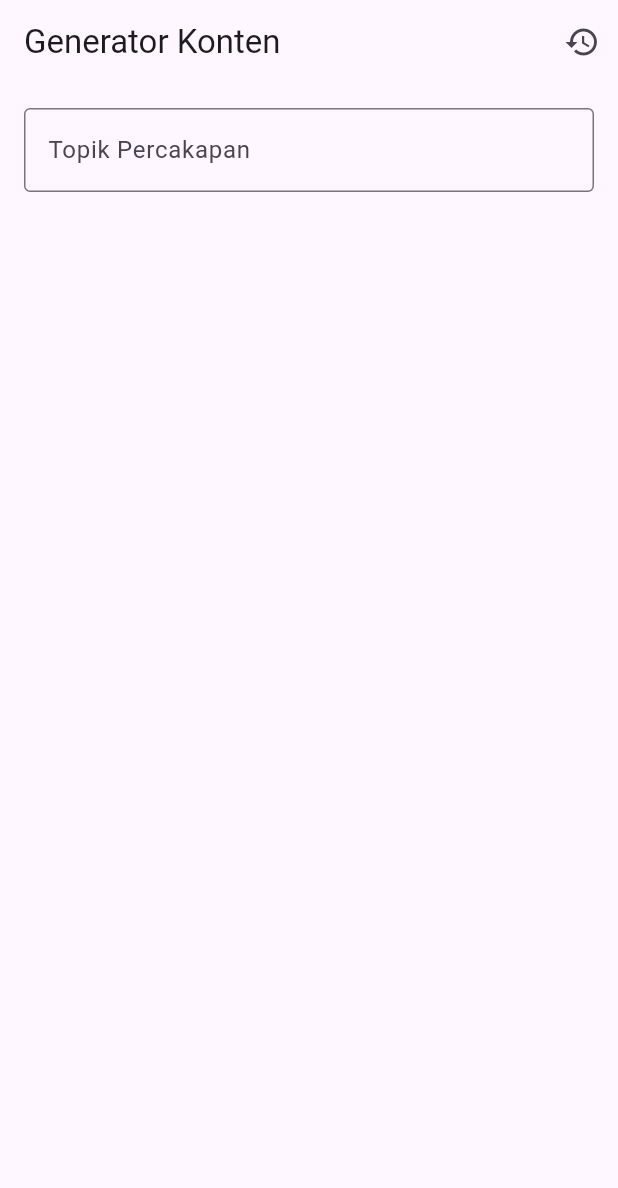
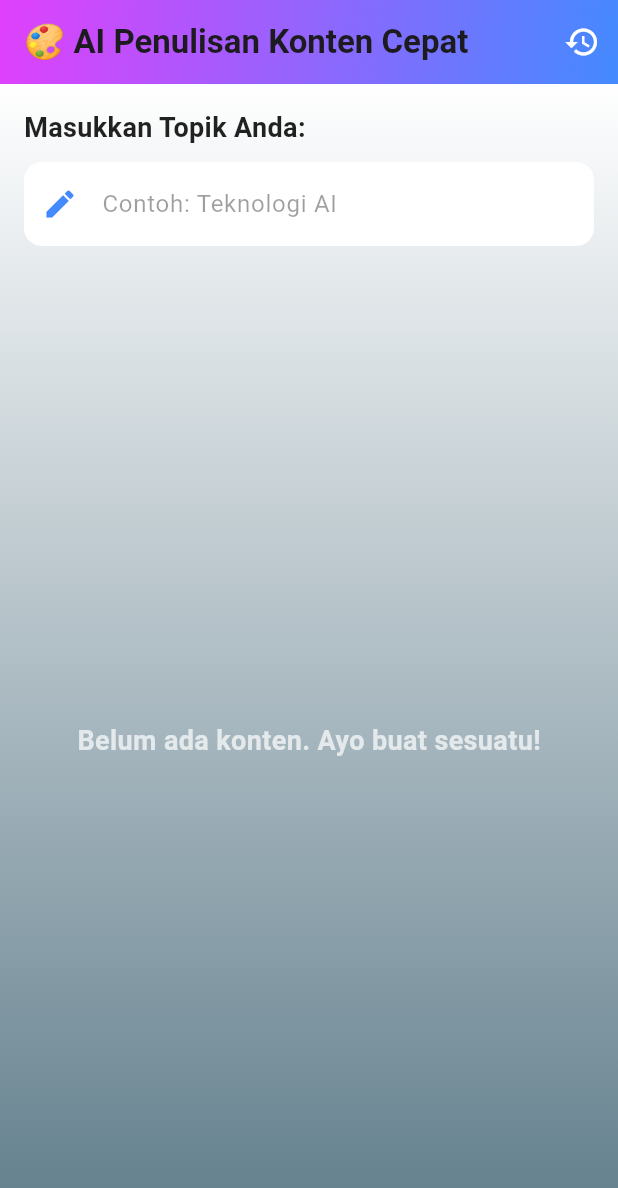
Before and after one commit to farhanfdlhq/ai_app, a Flutter app: the screen it shows after launch, on a phone screen of 412 x 824 dp. Shown: the top 1188 px of the screen. Run offline on Flutter 3.47's test engine with Material 3 defaults, Android fonts, the phone set to English and light mode, and no system bars; our stand-ins replace flutter_gemini, logger, shared_preferences.

Commit message:
feat: update UI

```diff
--- a/lib/main.dart
+++ b/lib/main.dart
@@ -16,7 +16,8 @@ class MyApp extends StatelessWidget {
   @override
   Widget build(BuildContext context) {
     return MaterialApp(
-      title: 'Generator Konten',
+      debugShowCheckedModeBanner: false,
+      title: 'AI Penulisan Konten Cepat',
       theme: ThemeData(
         primarySwatch: Colors.blue,
       ),
--- a/lib/screens/home_screen.dart
+++ b/lib/screens/home_screen.dart
@@ -9,11 +9,24 @@ class HomeScreen extends StatelessWidget {
   @override
   Widget build(BuildContext context) {
     return Scaffold(
+      // Gradient AppBar dengan warna cerah
       appBar: AppBar(
-        title: const Text("Generator Konten"),
+        title: const Text(
+          "🎨 AI Penulisan Konten Cepat",
+          style: TextStyle(fontWeight: FontWeight.bold, fontSize: 22),
+        ),
+        flexibleSpace: Container(
+          decoration: const BoxDecoration(
+            gradient: LinearGradient(
+              colors: [Colors.purpleAccent, Colors.blueAccent],
+              begin: Alignment.topLeft,
+              end: Alignment.bottomRight,
+            ),
+          ),
+        ),
         actions: [
           IconButton(
-            icon: const Icon(Icons.history),
+            icon: const Icon(Icons.history, color: Colors.white),
             onPressed: () {
               // Menavigasi ke halaman riwayat
               Navigator.push(
@@ -24,15 +37,43 @@ class HomeScreen extends StatelessWidget {
           ),
         ],
       ),
-      body: Padding(
+      // Background Gradient
+      body: Container(
+        decoration: const BoxDecoration(
+          gradient: LinearGradient(
+            colors: [Colors.white, Colors.blueGrey],
+            begin: Alignment.topCenter,
+            end: Alignment.bottomCenter,
+          ),
+        ),
+        child: Padding(
           padding: const EdgeInsets.all(16.0),
           child: Column(
+            crossAxisAlignment: CrossAxisAlignment.start,
             children: [
-            // Kolom untuk input topik percakapan
+              // Judul Input
+              const Text(
+                "Masukkan Topik Anda:",
+                style: TextStyle(
+                  fontSize: 18,
+                  fontWeight: FontWeight.bold,
+                  color: Colors.black87,
+                ),
+              ),
+              const SizedBox(height: 10),
+              // Input Box dengan dekorasi
               TextField(
-              decoration: const InputDecoration(
-                labelText: 'Topik Percakapan',
-                border: OutlineInputBorder(),
+                style: const TextStyle(color: Colors.black),
+                decoration: InputDecoration(
+                  filled: true,
+                  fillColor: Colors.white,
+                  hintText: "Contoh: Teknologi AI",
+                  hintStyle: const TextStyle(color: Colors.black38),
+                  prefixIcon: const Icon(Icons.edit, color: Colors.blueAccent),
+                  border: OutlineInputBorder(
+                    borderRadius: BorderRadius.circular(12),
+                    borderSide: BorderSide.none,
+                  ),
                 ),
                 onSubmitted: (topic) {
                   // Menghasilkan konten saat topik disubmit
@@ -43,44 +84,89 @@ class HomeScreen extends StatelessWidget {
                 },
               ),
               const SizedBox(height: 16),
-            // Tampilkan konten yang sudah dihasilkan atau loading indicator
-            Consumer<ContentProvider>(
+              // Loading Indicator atau Konten Terbaru
+              Expanded(
+                child: Consumer<ContentProvider>(
                   builder: (context, provider, _) {
                     if (provider.isLoading) {
-                  return const CircularProgressIndicator();
+                      return const Center(
+                        child: CircularProgressIndicator(
+                          valueColor:
+                              AlwaysStoppedAnimation<Color>(Colors.blueAccent),
+                        ),
+                      );
                     }
 
-                return Expanded(
-                  child: ListView.builder(
+                    return provider.history.isEmpty
+                        ? const Center(
+                            child: Text(
+                              "Belum ada konten. Ayo buat sesuatu!",
+                              style: TextStyle(
+                                color: Colors.white70,
+                                fontSize: 18,
+                                fontWeight: FontWeight.bold,
+                              ),
+                            ),
+                          )
+                        : ListView.builder(
                             itemCount: provider.history.length,
                             itemBuilder: (context, index) {
                               final historyItem = provider.history[index];
                               return Card(
+                                elevation: 5,
+                                shadowColor: Colors.blueAccent,
                                 margin: const EdgeInsets.symmetric(
-                            horizontal: 10, vertical: 5),
+                                    vertical: 8, horizontal: 4),
+                                shape: RoundedRectangleBorder(
+                                  borderRadius: BorderRadius.circular(15),
+                                ),
                                 child: ListTile(
+                                  contentPadding: const EdgeInsets.all(16),
                                   title: Text(
                                     historyItem['topic'] ?? '',
-                            maxLines: 2,
-                            overflow: TextOverflow.ellipsis,
+                                    style: const TextStyle(
+                                      fontWeight: FontWeight.bold,
+                                      fontSize: 16,
+                                      color: Colors.black87,
+                                    ),
                                   ),
                                   subtitle: Text(
                                     historyItem['content'] ?? '',
-                            maxLines: 1,
+                                    maxLines: 2,
                                     overflow: TextOverflow.ellipsis,
+                                    style: const TextStyle(
+                                      color: Colors.black54,
                                     ),
+                                  ),
+                                  leading: const Icon(Icons.article,
+                                      color: Colors.blueAccent, size: 32),
                                   onTap: () {
-                            // Menampilkan detail percakapan saat item diklik
+                                    // Menampilkan detail konten
                                     showDialog(
                                       context: context,
                                       builder: (_) => AlertDialog(
-                                title: const Text("Detail Konten"),
+                                        shape: RoundedRectangleBorder(
+                                          borderRadius:
+                                              BorderRadius.circular(20),
+                                        ),
+                                        title: Text(
+                                          historyItem['topic'] ?? '',
+                                          style: const TextStyle(
+                                              fontWeight: FontWeight.bold),
+                                        ),
                                         content: SingleChildScrollView(
-                                  child: Text(historyItem['content'] ?? ''),
+                                          child: Text(
+                                            historyItem['content'] ?? '',
+                                            style: const TextStyle(
+                                              fontSize: 16,
+                                              color: Colors.black87,
+                                            ),
+                                          ),
                                         ),
                                         actions: [
                                           TextButton(
-                                    onPressed: () => Navigator.pop(context),
+                                            onPressed: () =>
+                                                Navigator.pop(context),
                                             child: const Text("Tutup"),
                                           ),
                                         ],
@@ -90,11 +176,12 @@ class HomeScreen extends StatelessWidget {
                                 ),
                               );
                             },
-                  ),
                           );
                   },
                 ),
+              ),
             ],
+          ),
         ),
       ),
     );
```
Lines whose indentation alone changed are shown as unchanged.
